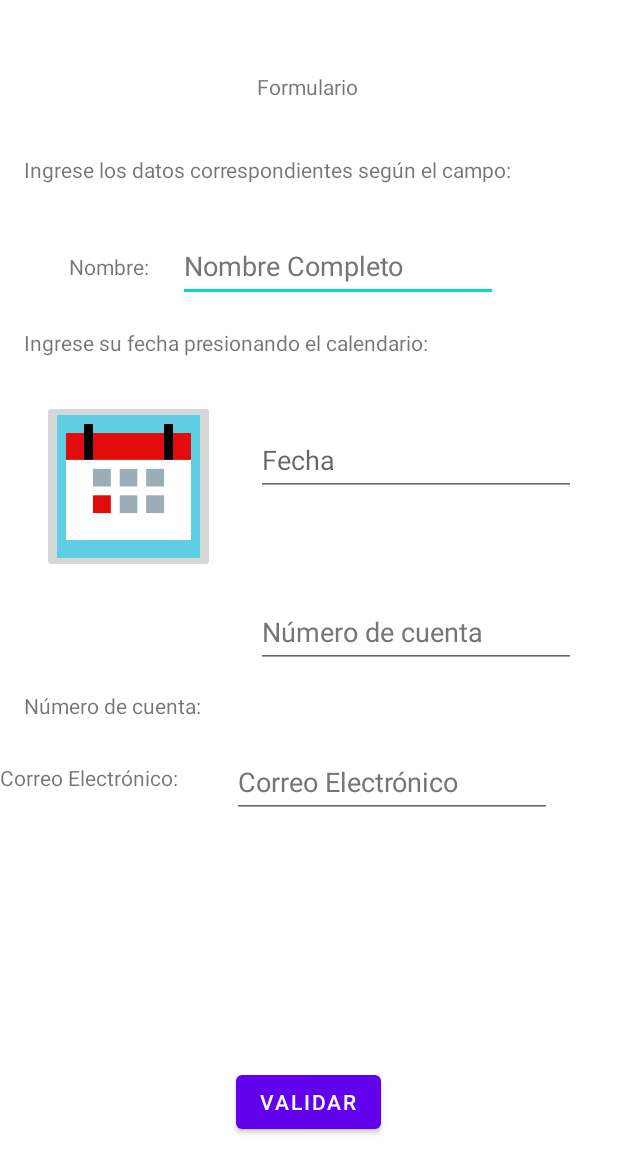
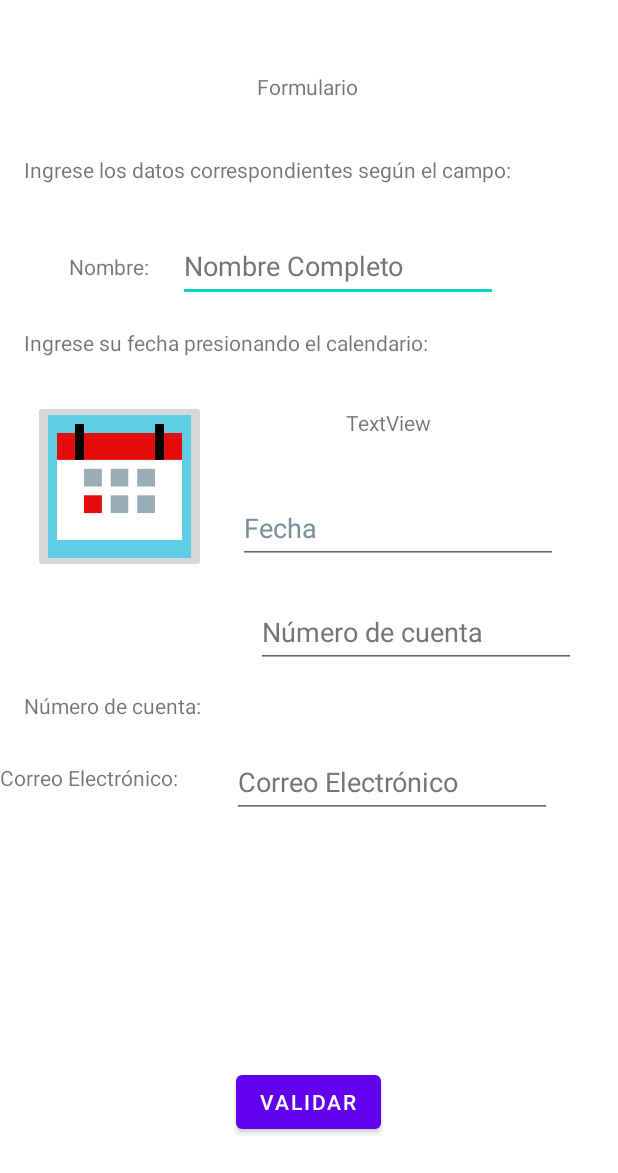
Before and after one commit to luis231298/Ejercicio1_2023_1, an Android app: the layout activity_main.xml on its own in the app's theme, with its tools: preview values and no code run, on a phone screen of 412 x 824 dp. Shown: the top 1173 px of the screen. Run offline under Robolectric (Android 15) with nearby library versions, the phone set to English and light mode, and no system bars.

```diff
--- a/app/src/main/java/com/example/ejercicio1_2023_1/MainActivity.kt
+++ b/app/src/main/java/com/example/ejercicio1_2023_1/MainActivity.kt
@@ -8,6 +8,7 @@
 import android.widget.DatePicker
 import android.widget.EditText
 import android.widget.ImageButton
+import android.widget.TextView
 import android.widget.Toast
 import androidx.annotation.RequiresApi
 import androidx.core.util.PatternsCompat
@@ -17,6 +18,7 @@
 class MainActivity : AppCompatActivity() {
 
     var txtFecha:EditText?=null
+    var txtFecha2:TextView?=null
     var btnFecha:ImageButton?=null
     var dpFecha:DatePicker?=null
 
@@ -36,14 +38,17 @@
         setContentView(binding.root)
 
         txtFecha = binding.txtFecha
+        txtFecha2 = binding.txtFecha2
         btnFecha = binding.btnFecha
         dpFecha = binding.dpFecha
 
         txtFecha?.setText(getDataPicker())
+        txtFecha2?.setText(getDataPicker())
 
         dpFecha?.setOnDateChangedListener {
             dpFecha,anio,mes,dia ->
             txtFecha?.setText(getDataPicker())
+            txtFecha2?.setText(getDataPicker())
             dpFecha?.visibility=View.GONE
         }
 
--- a/app/src/main/res/layout/activity_main.xml
+++ b/app/src/main/res/layout/activity_main.xml
@@ -132,16 +132,17 @@
         android:id="@+id/txtFecha"
         android:layout_width="wrap_content"
         android:layout_height="wrap_content"
-        android:layout_marginEnd="28dp"
+        android:layout_marginEnd="40dp"
         android:autofillHints=""
         android:ems="10"
         android:hint="@string/fecha"
         android:inputType="date"
         android:minHeight="48dp"
+        android:textColorHint="#78909C"
         app:layout_constraintBottom_toBottomOf="parent"
         app:layout_constraintEnd_toEndOf="parent"
         app:layout_constraintTop_toTopOf="parent"
-        app:layout_constraintVertical_bias="0.364" />
+        app:layout_constraintVertical_bias="0.423" />
 
     <ImageButton
         android:id="@+id/btnFecha"
@@ -176,4 +177,16 @@
         app:layout_constraintTop_toTopOf="parent"
         app:layout_constraintVertical_bias="0.272" />
 
+    <TextView
+        android:id="@+id/txtFecha2"
+        android:layout_width="wrap_content"
+        android:layout_height="wrap_content"
+        android:text="TextView"
+        app:layout_constraintBottom_toBottomOf="parent"
+        app:layout_constraintEnd_toEndOf="parent"
+        app:layout_constraintHorizontal_bias="0.649"
+        app:layout_constraintStart_toStartOf="parent"
+        app:layout_constraintTop_toTopOf="parent"
+        app:layout_constraintVertical_bias="0.338" />
+
 </androidx.constraintlayout.widget.ConstraintLayout>
```
